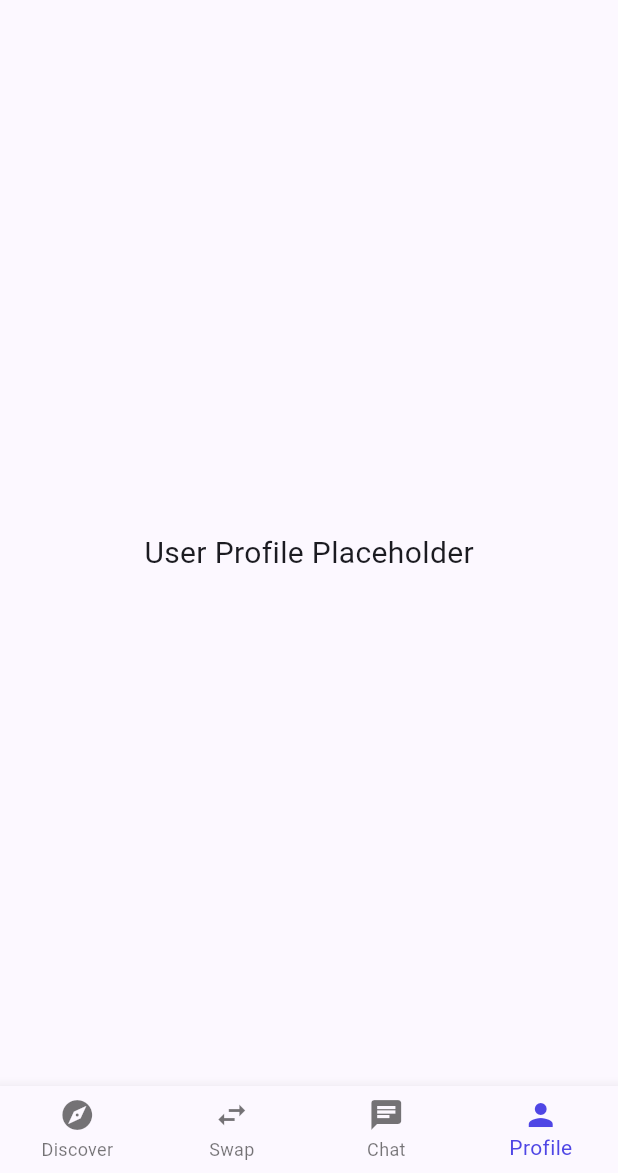
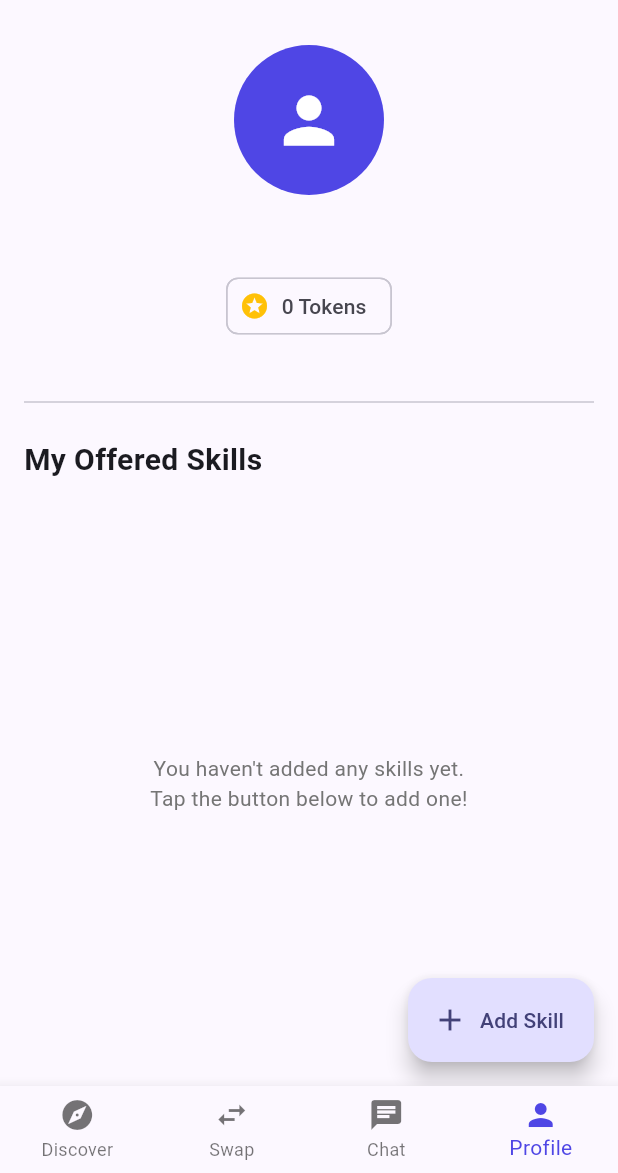
Before and after one commit to GitGuru420/skill_swap, a Flutter app: the HomeScreen screen opened directly, item 4 of the bottom bar chosen, on a phone screen of 412 x 824 dp, the part 63-1236 px from its top. Run offline on Flutter 3.47's test engine with Material 3 defaults, Android fonts, the phone set to English and light mode, and no system bars; our stand-ins replace shared_preferences, supabase_flutter; accounts and stored records are empty.

Commit message:
Add Profile Screen with real-time tokens and add skill functionality

```diff
--- a/lib/features/home/home_screen.dart
+++ b/lib/features/home/home_screen.dart
@@ -1,6 +1,7 @@
 import 'package:flutter/material.dart';
 import 'package:supabase_flutter/supabase_flutter.dart';
 import '../discover/discover_screen.dart';
+import '../profile/profile_screen.dart';
 
 class HomeScreen extends StatefulWidget {
   const HomeScreen({super.key});
@@ -55,7 +56,7 @@ class _HomeScreenState extends State<HomeScreen> {
     const DiscoverScreen(),
     const Center(child: Text('Swap Requests Placeholder', style: TextStyle(fontSize: 20))),
     const Center(child: Text('Chat Placeholder', style: TextStyle(fontSize: 20))),
-    const Center(child: Text('User Profile Placeholder', style: TextStyle(fontSize: 20))),
+    const ProfileScreen(),
   ];
 
   @override
--- /dev/null
+++ b/lib/features/profile/profile_screen.dart
@@ -0,0 +1,248 @@
+import 'package:flutter/material.dart';
+import 'package:supabase_flutter/supabase_flutter.dart';
+
+class ProfileScreen extends StatefulWidget {
+  const ProfileScreen({super.key});
+
+  @override
+  State<ProfileScreen> createState() => _ProfileScreenState();
+}
+
+class _ProfileScreenState extends State<ProfileScreen> {
+  final _supabase = Supabase.instance.client;
+  bool _isLoading = true;
+  String _userEmail = '';
+  int _tokens = 0;
+  List<dynamic> _mySkills = [];
+
+  @override
+  void initState() {
+    super.initState();
+    _loadProfileData();
+  }
+
+  // Fetch user profile and their skills from Supabase
+  Future<void> _loadProfileData() async {
+    setState(() => _isLoading = true);
+    try {
+      final user = _supabase.auth.currentUser;
+      if (user != null) {
+        _userEmail = user.email ?? 'Unknown Email';
+
+        // Fetch user tokens from profiles table
+        final profileData = await _supabase
+            .from('profiles')
+            .select('tokens')
+            .eq('id', user.id)
+            .single();
+
+        // Fetch user's skills from skills table
+        final skillsData = await _supabase
+            .from('skills')
+            .select()
+            .eq('user_id', user.id)
+            .order('created_at', ascending: false);
+
+        if (mounted) {
+          setState(() {
+            _tokens = profileData['tokens'] ?? 0;
+            _mySkills = skillsData;
+          });
+        }
+      }
+    } catch (error) {
+      debugPrint("Error loading profile: $error");
+    } finally {
+      if (mounted) setState(() => _isLoading = false);
+    }
+  }
+
+  // Show a dialog to add a new skill
+  void _showAddSkillDialog() {
+    final titleController = TextEditingController();
+    final descriptionController = TextEditingController();
+    bool isSaving = false;
+
+    showDialog(
+      context: context,
+      barrierDismissible: false,
+      builder: (context) {
+        return StatefulBuilder(
+          builder: (context, setDialogState) {
+            return AlertDialog(
+              title: const Text('Add New Skill'),
+              content: Column(
+                mainAxisSize: MainAxisSize.min,
+                children: [
+                  TextField(
+                    controller: titleController,
+                    decoration: const InputDecoration(
+                      labelText: 'Skill Title',
+                      hintText: 'e.g., Flutter Development',
+                    ),
+                  ),
+                  const SizedBox(height: 16),
+                  TextField(
+                    controller: descriptionController,
+                    decoration: const InputDecoration(
+                      labelText: 'Description',
+                      hintText: 'Short details about your skill',
+                    ),
+                    maxLines: 3,
+                  ),
+                ],
+              ),
+              actions: [
+                TextButton(
+                  onPressed: isSaving ? null : () => Navigator.pop(context),
+                  child: const Text('Cancel'),
+                ),
+                ElevatedButton(
+                  onPressed: isSaving
+                      ? null
+                      : () async {
+                          final title = titleController.text.trim();
+                          final description = descriptionController.text.trim();
+
+                          if (title.isEmpty) {
+                            ScaffoldMessenger.of(context).showSnackBar(
+                              const SnackBar(content: Text('Title is required')),
+                            );
+                            return;
+                          }
+
+                          setDialogState(() => isSaving = true);
+
+                          try {
+                            final user = _supabase.auth.currentUser;
+                            if (user != null) {
+                              // Insert the new skill into Supabase
+                              await _supabase.from('skills').insert({
+                                'user_id': user.id,
+                                'title': title,
+                                'description': description,
+                              });
+
+                              if (mounted) {
+                                Navigator.pop(context);
+                                _loadProfileData(); // Reload the list
+                                ScaffoldMessenger.of(context).showSnackBar(
+                                  const SnackBar(content: Text('Skill added successfully!')),
+                                );
+                              }
+                            }
+                          } catch (error) {
+                            debugPrint("Error saving skill: $error");
+                            ScaffoldMessenger.of(context).showSnackBar(
+                              const SnackBar(content: Text('Failed to add skill')),
+                            );
+                            setDialogState(() => isSaving = false);
+                          }
+                        },
+                  child: isSaving
+                      ? const SizedBox(
+                          height: 16,
+                          width: 16,
+                          child: CircularProgressIndicator(strokeWidth: 2),
+                        )
+                      : const Text('Save Skill'),
+                ),
+              ],
+            );
+          },
+        );
+      },
+    );
+  }
+
+  @override
+  Widget build(BuildContext context) {
+    return Scaffold(
+      // The floating action button allows the user to add a new skill
+      floatingActionButton: FloatingActionButton.extended(
+        onPressed: _showAddSkillDialog,
+        icon: const Icon(Icons.add),
+        label: const Text('Add Skill'),
+      ),
+      body: _isLoading
+          ? const Center(child: CircularProgressIndicator())
+          : Padding(
+              padding: const EdgeInsets.all(16.0),
+              child: Column(
+                crossAxisAlignment: CrossAxisAlignment.start,
+                children: [
+                  // Profile Header
+                  Center(
+                    child: Column(
+                      children: [
+                        CircleAvatar(
+                          radius: 50,
+                          backgroundColor: Theme.of(context).colorScheme.primary,
+                          child: const Icon(Icons.person, size: 50, color: Colors.white),
+                        ),
+                        const SizedBox(height: 16),
+                        Text(
+                          _userEmail,
+                          style: const TextStyle(fontSize: 18, fontWeight: FontWeight.bold),
+                        ),
+                        const SizedBox(height: 8),
+                        Chip(
+                          avatar: const Icon(Icons.stars, color: Colors.amber, size: 20),
+                          label: Text('$_tokens Tokens'),
+                        ),
+                      ],
+                    ),
+                  ),
+                  const SizedBox(height: 32),
+                  const Divider(),
+                  const SizedBox(height: 16),
+
+                  // Skills Section Title
+                  const Text(
+                    'My Offered Skills',
+                    style: TextStyle(fontSize: 20, fontWeight: FontWeight.bold),
+                  ),
+                  const SizedBox(height: 16),
+
+                  // User's Skills List
+                  Expanded(
+                    child: _mySkills.isEmpty
+                        ? Center(
+                            child: Text(
+                              'You haven\'t added any skills yet.\nTap the button below to add one!',
+                              textAlign: TextAlign.center,
+                              style: TextStyle(color: Colors.grey.shade600),
+                            ),
+                          )
+                        : ListView.builder(
+                            itemCount: _mySkills.length,
+                            itemBuilder: (context, index) {
+                              final skill = _mySkills[index];
+                              return Card(
+                                margin: const EdgeInsets.only(bottom: 12),
+                                child: ListTile(
+                                  title: Text(
+                                    skill['title'] ?? 'No Title',
+                                    style: const TextStyle(fontWeight: FontWeight.bold),
+                                  ),
+                                  subtitle: Text(skill['description'] ?? 'No Description'),
+                                  trailing: IconButton(
+                                    icon: const Icon(Icons.delete_outline, color: Colors.red),
+                                    onPressed: () {
+                                      // TODO: Implement delete skill logic later
+                                      ScaffoldMessenger.of(context).showSnackBar(
+                                        const SnackBar(content: Text('Delete feature coming soon!')),
+                                      );
+                                    },
+                                  ),
+                                ),
+                              );
+                            },
+                          ),
+                  ),
+                ],
+              ),
+            ),
+    );
+  }
+}
```
